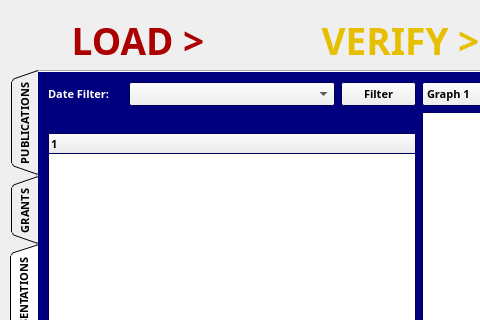
Qt form Project Code/AppleProject/analyze_csv.ui (JRWu/DataAggregation) before a commit; both pictures show x 0 to 480 and y 0 to 320 of the 800 by 600 pixel window.
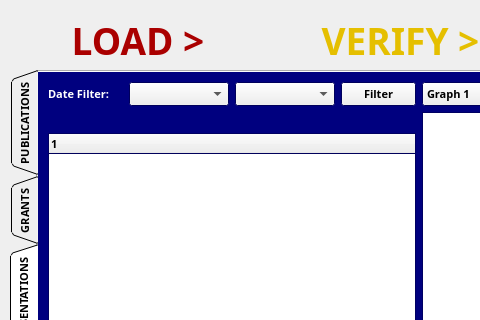
The same form after that commit. The open tabs and pages were chosen to show the change.

```diff
--- a/Project Code/AppleProject/analyze_csv.ui
+++ b/Project Code/AppleProject/analyze_csv.ui
@@ -912,10 +912,20 @@
             </widget>
            </item>
            <item>
-            <widget class="QComboBox" name="date_filter_combo3"/>
+            <widget class="QComboBox" name="end_date_presentation">
+             <property name="minimumSize">
+              <size>
+               <width>0</width>
+               <height>0</height>
+              </size>
+             </property>
+            </widget>
            </item>
            <item>
-            <widget class="QPushButton" name="date_filter_btn3">
+            <widget class="QComboBox" name="start_date_presentation"/>
+           </item>
+           <item>
+            <widget class="QPushButton" name="filter_btn_presentation">
              <property name="minimumSize">
               <size>
                <width>75</width>
```
Left out of the diff: 13 changed lines with no effect on the pictures.
